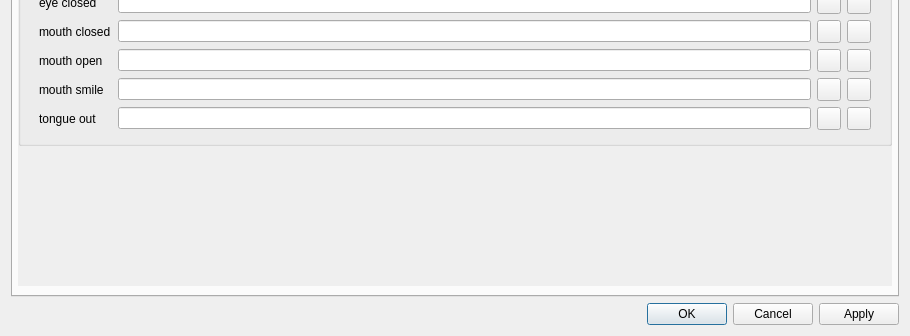
This is src/ui/FaceTrackerDialog.ui in ashmanix/ashmanix-moveface-obs-plugin as Qt 5 draws it before an edit; both pictures show x 0 to 910 and y 606 to 942 of the 910 by 942 pixel window. The edited form follows.
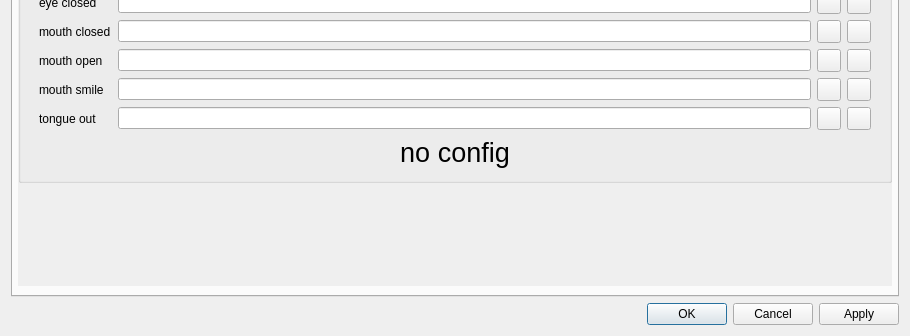
This is the edited form. Custom widgets are drawn as their Qt base class.

```diff
--- a/src/ui/FaceTrackerDialog.ui
+++ b/src/ui/FaceTrackerDialog.ui
@@ -489,7 +489,7 @@
              <property name="title">
               <string>image</string>
              </property>
-             <layout class="QVBoxLayout" name="verticalLayout_6" stretch="0">
+             <layout class="QVBoxLayout" name="verticalLayout_6" stretch="0,0">
               <property name="bottomMargin">
                <number>12</number>
               </property>
@@ -782,6 +782,24 @@
                 </layout>
                </widget>
               </item>
+              <item>
+               <widget class="QLabel" name="noConfigLabel">
+                <property name="font">
+                 <font>
+                  <pointsize>20</pointsize>
+                 </font>
+                </property>
+                <property name="text">
+                 <string>no config</string>
+                </property>
+                <property name="alignment">
+                 <set>Qt::AlignCenter</set>
+                </property>
+                <property name="margin">
+                 <number>0</number>
+                </property>
+               </widget>
+              </item>
              </layout>
             </widget>
            </item>
```
Left out of the diff: 15 changed lines with no effect on the pictures.
